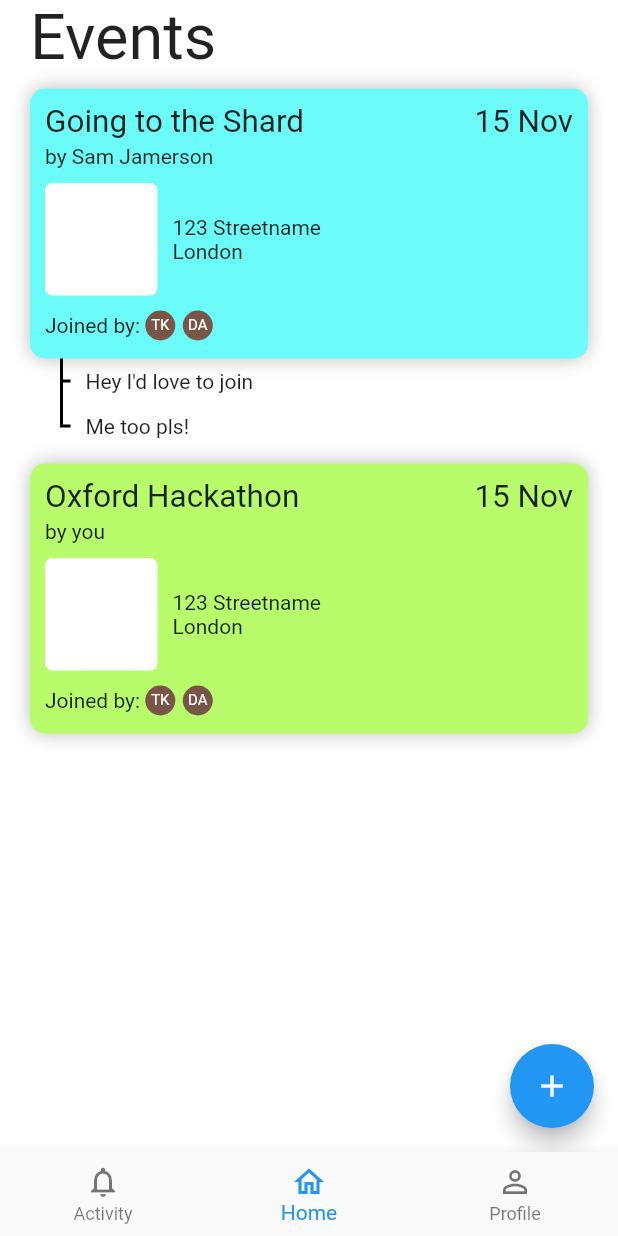
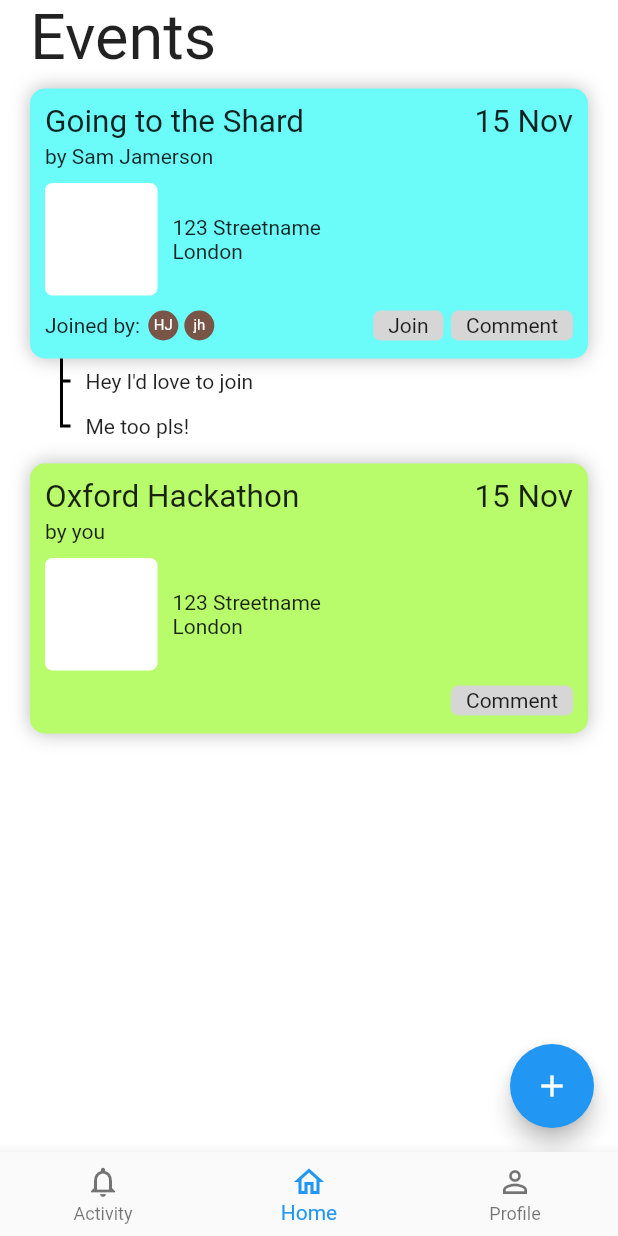
Before and after one commit to tkkotee/Oxford-Hack-22, a Flutter app: the screen it shows after launch, on a phone screen of 412 x 824 dp. Run offline on Flutter 3.47's test engine with Material 2 defaults, Android fonts, the light colour scheme and no system bars.

Commit message:
PS: Added (non working) buttons to event widget

```diff
--- /dev/null
+++ b/oxford_hack_flutter/lib/ui/components/comment_button.dart
@@ -0,0 +1,21 @@
+import 'package:flutter/material.dart';
+
+class CommentButton extends StatelessWidget {
+  const CommentButton({super.key});
+
+  @override
+  Widget build(BuildContext context) {
+    return GestureDetector(
+      onTap: null,
+      child: Container(
+        height: 20,
+        padding: EdgeInsets.symmetric(horizontal: 10),
+        decoration: BoxDecoration(
+          borderRadius: BorderRadius.circular(5),
+          color: Color.fromARGB(255, 214, 214, 214),
+        ),
+        child: Center(child: const Text('Comment')),
+      ),
+    );
+  }
+}
--- a/oxford_hack_flutter/lib/ui/components/event_widget.dart
+++ b/oxford_hack_flutter/lib/ui/components/event_widget.dart
@@ -1,5 +1,5 @@
 import 'package:flutter/material.dart';
-import 'package:oxford_hack_flutter/ui/components/profile_icon.dart';
+import 'package:oxford_hack_flutter/ui/components/joined_by.dart';
 
 class EventWidget extends StatelessWidget {
   const EventWidget({
@@ -9,6 +9,7 @@ class EventWidget extends StatelessWidget {
     required this.endTime,
     required this.location,
     this.poster = 'you',
+    required this.joinedByList,
   });
 
   final String eventTitle;
@@ -16,6 +17,7 @@ class EventWidget extends StatelessWidget {
   final String endTime;
   final String location;
   final String poster;
+  final List<List<String>> joinedByList;
 
   @override
   Widget build(BuildContext context) {
@@ -27,8 +29,8 @@ class EventWidget extends StatelessWidget {
         decoration: BoxDecoration(
           borderRadius: BorderRadius.circular(10),
           color: poster == 'you'
-              ? Color.fromARGB(255, 185, 252, 107)
-              : Color.fromARGB(255, 107, 252, 250),
+              ? const Color.fromARGB(255, 185, 252, 107)
+              : const Color.fromARGB(255, 107, 252, 250),
           boxShadow: const [
             BoxShadow(
               color: Colors.black26,
@@ -71,22 +73,7 @@ class EventWidget extends StatelessWidget {
               ],
             ),
             const SizedBox(height: 10),
-            Row(
-              children: const [
-                Text('Joined by: '),
-                ProfileIcon(
-                  firstName: 'Tarun',
-                  surname: 'Koteeswaran',
-                  isSmall: true,
-                ),
-                SizedBox(width: 5),
-                ProfileIcon(
-                  firstName: 'Danny',
-                  surname: 'Ali',
-                  isSmall: true,
-                ),
-              ],
-            )
+            JoinedBy(friends: joinedByList, isOwnEvent: poster == 'you',)
           ],
         ),
       ),
--- /dev/null
+++ b/oxford_hack_flutter/lib/ui/components/join_button.dart
@@ -0,0 +1,21 @@
+import 'package:flutter/material.dart';
+
+class JoinButton extends StatelessWidget {
+  const JoinButton({super.key});
+
+  @override
+  Widget build(BuildContext context) {
+    return GestureDetector(
+      onTap: null,
+      child: Container(
+        height: 20,
+        padding: const EdgeInsets.symmetric(horizontal: 10),
+        decoration: BoxDecoration(
+          borderRadius: BorderRadius.circular(5),
+          color: const Color.fromARGB(255, 214, 214, 214),
+        ),
+        child: const Center(child: Text('Join')),
+      ),
+    );
+  }
+}
--- /dev/null
+++ b/oxford_hack_flutter/lib/ui/components/joined_by.dart
@@ -0,0 +1,36 @@
+import 'package:flutter/material.dart';
+import 'package:oxford_hack_flutter/ui/components/comment_button.dart';
+import 'package:oxford_hack_flutter/ui/components/join_button.dart';
+import 'package:oxford_hack_flutter/ui/components/profile_icon.dart';
+
+class JoinedBy extends StatelessWidget {
+  const JoinedBy({super.key, required this.friends, required this.isOwnEvent,});
+
+  final List<List<String>> friends;
+  final bool isOwnEvent;
+
+  @override
+  Widget build(BuildContext context) {
+      return Row(
+        children: [
+          friends.isNotEmpty ? const Text('Joined by: ') : const SizedBox.shrink(),
+          ...friends
+              .map(
+                (friend) => Padding(
+                  padding: const EdgeInsets.symmetric(horizontal: 2),
+                  child: ProfileIcon(
+                    firstName: friend[0],
+                    surname: friend[1],
+                    isSmall: true,
+                  ),
+                ),
+              )
+              .toList(),
+          const Spacer(),
+          isOwnEvent ? const SizedBox.shrink() : const JoinButton(),
+          const SizedBox(width: 5),
+          const CommentButton(),
+        ],
+      );
+    }
+  }
--- a/oxford_hack_flutter/lib/ui/components/new_event_form.dart
+++ b/oxford_hack_flutter/lib/ui/components/new_event_form.dart
@@ -38,7 +38,7 @@ class _NewEventFormState extends State<NewEventForm> {
               fontWeight: FontWeight.w500,
             ),
             onChanged: (value) => setState(() {}),
-            decoration: InputDecoration(
+            decoration: const InputDecoration(
               hintText: 'Event title',
               border: InputBorder.none,
             ),
--- a/oxford_hack_flutter/lib/ui/pages/home_page.dart
+++ b/oxford_hack_flutter/lib/ui/pages/home_page.dart
@@ -44,6 +44,10 @@ class HomePage extends StatelessWidget {
                       endTime: '',
                       location: '',
                       poster: 'Sam Jamerson',
+                      joinedByList: [
+                        ['Harry', 'James'],
+                        ['john', 'haine']
+                      ],
                     ),
                     CommentsWidget(
                       comments: [
@@ -57,6 +61,7 @@ class HomePage extends StatelessWidget {
                       startTime: '',
                       endTime: '',
                       location: '',
+                      joinedByList: [],
                     ),
                     SizedBox(height: 20),
                   ],
```
